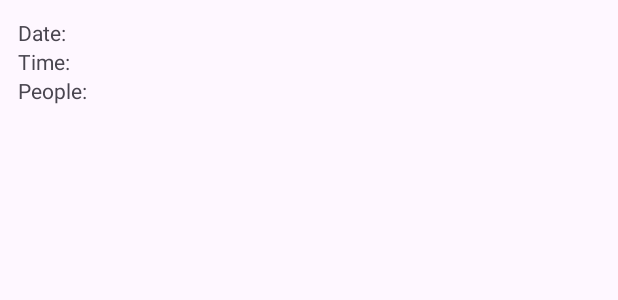
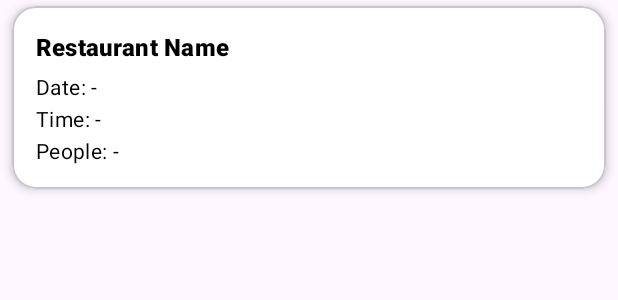
Before and after one commit to Evang2/SafeVisit, an Android app: the layout item_reservation.xml on its own in the app's theme, with its tools: preview values and no code run, on a phone screen of 412 x 824 dp. Shown: the top 300 px of the screen. Run offline under Robolectric (Android 15) with nearby library versions, the phone set to English and light mode, and no system bars.

Commit message:
everything works (for now)

```diff
--- a/app/src/main/java/com/example/safevisit/data/entities/Reservation.java
+++ b/app/src/main/java/com/example/safevisit/data/entities/Reservation.java
@@ -25,4 +25,5 @@ public class Reservation {
     public String time;
     public int peopleCount;
     public String qrCode;
+    public String restaurantName;
 }
--- a/app/src/main/res/layout/item_reservation.xml
+++ b/app/src/main/res/layout/item_reservation.xml
@@ -1,26 +1,56 @@
 <?xml version="1.0" encoding="utf-8"?>
+<com.google.android.material.card.MaterialCardView xmlns:android="http://schemas.android.com/apk/res/android"
+    xmlns:app="http://schemas.android.com/apk/res-auto"
+    android:layout_width="match_parent"
+    android:layout_height="wrap_content"
+    android:layout_marginBottom="12dp"
+    android:layout_marginTop="4dp"
+    android:layout_marginHorizontal="8dp"
+    android:elevation="4dp"
+    android:backgroundTint="@color/white"
+    app:cardCornerRadius="16dp"
+    app:cardElevation="4dp">
+
     <LinearLayout
-    xmlns:android="http://schemas.android.com/apk/res/android"
+        android:layout_width="match_parent"
+        android:layout_height="wrap_content"
         android:orientation="vertical"
-    android:padding="12dp"
-    android:layout_width="match_parent"
-    android:layout_height="wrap_content">
+        android:padding="16dp">
+
+        <TextView
+            android:id="@+id/reservationRestaurant"
+            android:layout_width="wrap_content"
+            android:layout_height="wrap_content"
+            android:text="@string/restaurant_name"
+            android:textAppearance="?attr/textAppearanceTitleMedium"
+            android:textColor="@color/black"
+            android:textStyle="bold" />
 
         <TextView
             android:id="@+id/reservationDate"
             android:layout_width="wrap_content"
             android:layout_height="wrap_content"
-        android:text="Date:" />
+            android:text="@string/date"
+            android:textAppearance="?attr/textAppearanceBodyMedium"
+            android:textColor="@color/black"
+            android:layout_marginTop="6dp" />
 
         <TextView
             android:id="@+id/reservationTime"
             android:layout_width="wrap_content"
             android:layout_height="wrap_content"
-        android:text="Time:" />
+            android:text="@string/time"
+            android:textAppearance="?attr/textAppearanceBodyMedium"
+            android:textColor="@color/black"
+            android:layout_marginTop="2dp" />
 
         <TextView
             android:id="@+id/reservationPeople"
             android:layout_width="wrap_content"
             android:layout_height="wrap_content"
-        android:text="People:" />
+            android:text="@string/people"
+            android:textAppearance="?attr/textAppearanceBodyMedium"
+            android:textColor="@color/black"
+            android:layout_marginTop="2dp" />
     </LinearLayout>
+</com.google.android.material.card.MaterialCardView>
```
Also changed, not shown: app/src/main/java/com/example/safevisit/activities/MainActivity.java (+16 -1 lines), app/src/main/java/com/example/safevisit/adapters/ReservationAdapter.java (+43 -4 lines), app/src/main/java/com/example/safevisit/data/dao/ReservationDao.java (+5 -4 lines), app/src/main/java/com/example/safevisit/fragments/ReservationListFragment.java (+22 -6 lines). Lines whose indentation alone changed are shown as unchanged.
